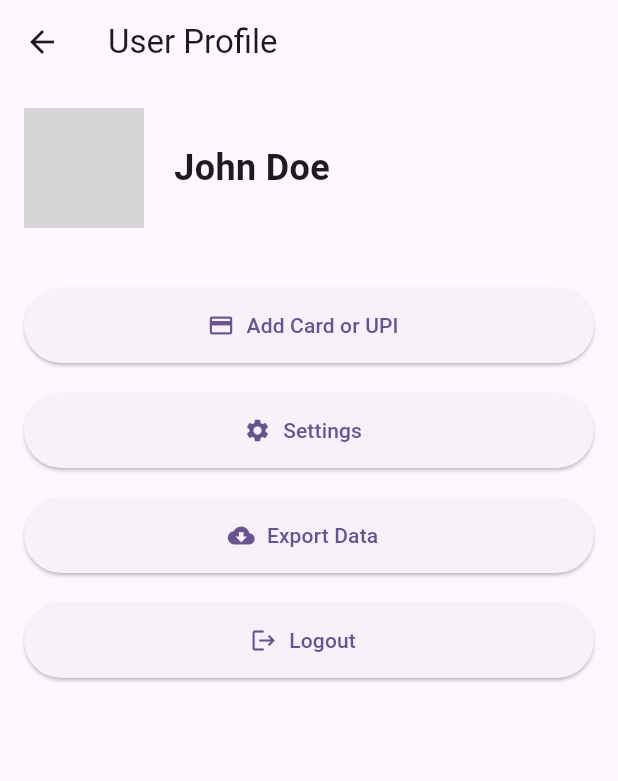
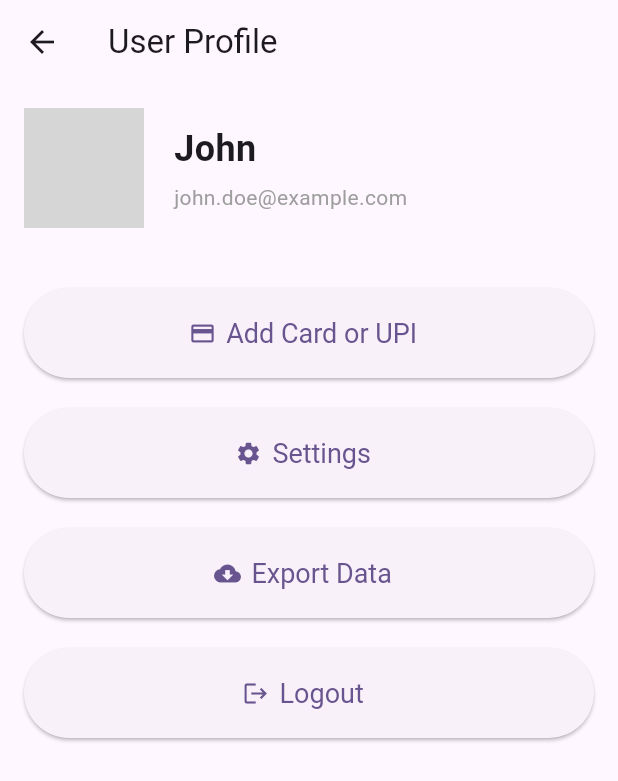
Before and after one commit to Laahiri31/Expense_tracker, a Flutter app: the UserProfile screen opened directly, on a phone screen of 412 x 824 dp. Shown: the top 781 px of the screen. Run offline on Flutter 3.47's test engine with Material 3 defaults, Android fonts, the phone set to English and light mode, and no system bars; our stand-ins replace fl_chart; grey boxes are pictures that could not be loaded.

Commit message:
profile page

```diff
--- a/lib/main.dart
+++ b/lib/main.dart
@@ -7,6 +7,7 @@ import 'package:expense_tracker/screens/sign_in.dart';
 import 'package:expense_tracker/screens/forgot_password.dart';
 import 'package:expense_tracker/widgets/nav_bar.dart';
 import 'package:expense_tracker/screens/home_screen.dart';
+
 
 //Test
 void main() {
@@ -29,6 +30,7 @@ class MyApp extends StatelessWidget {
         '/navbar': (context) => NavBarRoots(),
         '/homescreen': (context) => HomeScreen(),
         '/transactions': (context) => TransactionsPage(),
+        '/profile': (context) => UserProfile()
       },
       initialRoute: '/splash',
       theme: ThemeData(
--- a/lib/screens/profile.dart
+++ b/lib/screens/profile.dart
@@ -21,15 +21,29 @@ class UserProfile extends StatelessWidget {
               children: [
                 CircleAvatar(
                   radius: 40,
-                  backgroundImage: AssetImage('assets/profile_picture.png'), // Add your profile picture here
+                  backgroundImage: AssetImage(
+                      'assets/profile_picture.png'), // Add your profile picture here
                 ),
                 SizedBox(width: 20),
-                Text(
-                  'John Doe',
-                  style: TextStyle(
-                    fontSize: 24,
-                    fontWeight: FontWeight.bold,
-                  ),
+                Column(
+                  crossAxisAlignment: CrossAxisAlignment.start,
+                  children: [
+                    Text(
+                      'John',
+                      style: TextStyle(
+                        fontSize: 24,
+                        fontWeight: FontWeight.bold,
+                      ),
+                    ),
+                    SizedBox(height: 5),
+                    Text(
+                      'john.doe@example.com',
+                      style: TextStyle(
+                        fontSize: 14,
+                        color: Colors.grey,
+                      ),
+                    ),
+                  ],
                 ),
               ],
             ),
@@ -41,7 +55,8 @@ class UserProfile extends StatelessWidget {
               icon: Icon(Icons.credit_card),
               label: Text('Add Card or UPI'),
               style: ElevatedButton.styleFrom(
-                minimumSize: Size(double.infinity, 50),
+                minimumSize: Size(double.infinity, 60), // Increased height
+                textStyle: TextStyle(fontSize: 18), // Increased font size
               ),
             ),
             SizedBox(height: 20),
@@ -52,7 +67,8 @@ class UserProfile extends StatelessWidget {
               icon: Icon(Icons.settings),
               label: Text('Settings'),
               style: ElevatedButton.styleFrom(
-                minimumSize: Size(double.infinity, 50),
+                minimumSize: Size(double.infinity, 60), // Increased height
+                textStyle: TextStyle(fontSize: 18), // Increased font size
               ),
             ),
             SizedBox(height: 20),
@@ -63,7 +79,8 @@ class UserProfile extends StatelessWidget {
               icon: Icon(Icons.cloud_download),
               label: Text('Export Data'),
               style: ElevatedButton.styleFrom(
-                minimumSize: Size(double.infinity, 50),
+                minimumSize: Size(double.infinity, 60), // Increased height
+                textStyle: TextStyle(fontSize: 18), // Increased font size
               ),
             ),
             SizedBox(height: 20),
@@ -74,7 +91,8 @@ class UserProfile extends StatelessWidget {
               icon: Icon(Icons.logout),
               label: Text('Logout'),
               style: ElevatedButton.styleFrom(
-                minimumSize: Size(double.infinity, 50),
+                minimumSize: Size(double.infinity, 60), // Increased height
+                textStyle: TextStyle(fontSize: 18), // Increased font size
               ),
             ),
           ],
--- a/pubspec.yaml
+++ b/pubspec.yaml
@@ -30,9 +30,11 @@ environment:
 dependencies:
   flutter:
     sdk: flutter
+  qr_flutter: ^4.0.0
   fl_chart: ^0.41.0
   flutter_lints: ^2.0.0
   bottom_nav_bar: ^1.0.3
+
 
 
 
@@ -66,6 +68,7 @@ flutter:
   assets:
   - images/google_logo.png
   - images/money_logo.png
+  - images/logo_1.png
 
   # An image asset can refer to one or more resolution-specific "variants", see
   # https://flutter.dev/assets-and-images/#resolution-aware
```
Also changed, not shown: lib/screens/home_screen.dart (+5 -3 lines), lib/screens/splash.dart (+4 -4 lines), lib/screens/transactions.dart (+38 -18 lines), pubspec.lock.
